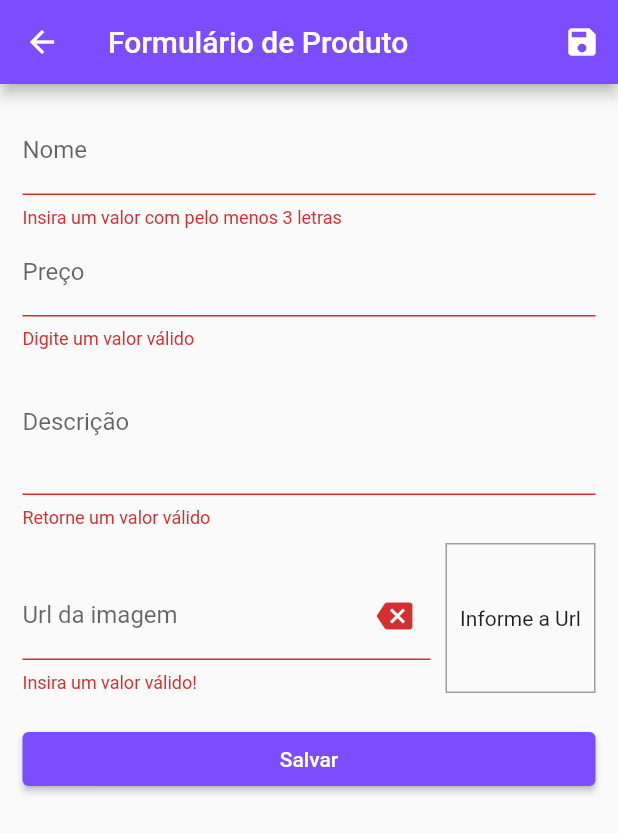
After one commit to luizzlcs/shop, a Flutter app: the ProductFormPage screen opened by its route, after a tap on "Salvar", on a phone screen of 412 x 824 dp. The commit adds this screen. Shown: the top 833 px of the screen. Run offline on Flutter 3.47's test engine with Material 2 defaults, Android fonts, the phone set to English and light mode, and no system bars; network calls fail.

```diff
--- a/lib/components/product_grid.dart
+++ b/lib/components/product_grid.dart
@@ -2,7 +2,7 @@ import 'package:flutter/material.dart';
 import 'package:provider/provider.dart';
 import '../models/product.dart';
 import '../models/product_list.dart';
-import 'produtct_item.dart';
+import 'product_grid_item.dart';
 
 class ProductGrid extends StatelessWidget {
   final bool showFavoriteOnly;
@@ -18,7 +18,7 @@ class ProductGrid extends StatelessWidget {
       padding: const EdgeInsets.all(10),
       itemBuilder: (context, index) => ChangeNotifierProvider.value(
         value: loadedProducts[index],
-        child: const ProdutctItem(),
+        child: const ProductGridItem(),
       ),
       itemCount: loadedProducts.length,
       gridDelegate: const SliverGridDelegateWithFixedCrossAxisCount(
--- a/lib/main.dart
+++ b/lib/main.dart
@@ -6,6 +6,8 @@ import 'package:shop/models/product_list.dart';
 import 'package:shop/pages/cart_page.dart';
 import 'package:shop/pages/orders_page.dart';
 import 'package:shop/pages/product_detail_page.dart';
+import 'package:shop/pages/product_form_page.dart';
+import 'package:shop/pages/products_page.dart';
 import 'package:shop/pages/products_overview_page.dart';
 import 'package:shop/utils/app_routes.dart';
 import 'package:shop/utils/theme.dart';
@@ -48,6 +50,8 @@ class MyApp extends StatelessWidget {
           AppRoutes.PRODUC_DETAIL: (_) => const ProductDetailPage(),
           AppRoutes.CART_PAGE: (_) => const CartPage(),
           AppRoutes.ORDERS: (_) => const OrdersPage(),
+          AppRoutes.PRODUCTS: (_) => const ProductsPage(),
+          AppRoutes.PRODUCTS_FORM: (_) => const ProductFormPage(),
         },
       ),
     );
--- /dev/null
+++ b/lib/pages/product_form_page.dart
@@ -0,0 +1,241 @@
+import 'dart:math';
+
+import 'package:flutter/material.dart';
+import 'package:provider/provider.dart';
+import 'package:shop/models/product.dart';
+import 'package:shop/models/product_list.dart';
+
+class ProductFormPage extends StatefulWidget {
+  const ProductFormPage({Key? key}) : super(key: key);
+
+  @override
+  State<ProductFormPage> createState() => _ProductFormPageState();
+}
+
+class _ProductFormPageState extends State<ProductFormPage> {
+  final _priceFocus = FocusNode();
+  final _descriptionFocus = FocusNode();
+  final _imageUrlFocus = FocusNode();
+  final _imageUrlController = TextEditingController();
+
+  bool _isLoading = false;
+
+  final _formKey = GlobalKey<FormState>();
+  final _formData = Map<String, Object>();
+
+  @override
+  void initState() {
+    super.initState();
+    _imageUrlFocus.addListener(updateImage);
+  }
+
+  @override
+  void didChangeDependencies() {
+    super.didChangeDependencies();
+    if (_formData.isEmpty) {
+      final arg = ModalRoute.of(context)?.settings.arguments;
+
+      if (arg != null) {
+        final product = arg as Product;
+        _formData['id'] = product.id;
+        _formData['name'] = product.name;
+        _formData['price'] = product.price;
+        _formData['description'] = product.description;
+        _formData['imageUrl'] = product.imageUrl;
+
+        _imageUrlController.text = product.imageUrl;
+      }
+    }
+  }
+
+  @override
+  void dispose() {
+    _priceFocus.dispose();
+    _descriptionFocus.dispose();
+    _imageUrlFocus.removeListener(updateImage);
+    _imageUrlFocus.dispose();
+    super.dispose();
+  }
+
+  void updateImage() {
+    setState(() {});
+  }
+
+  Future<void> _submitForm() async {
+    final isValid = _formKey.currentState?.validate() ?? false;
+
+    if (!isValid) {
+      return;
+    }
+    _formKey.currentState?.save();
+
+    setState(() => _isLoading = true);
+
+    try {
+      await Provider.of<ProductList>(
+        context,
+        listen: false,
+      ).saveProduct(_formData);
+      Navigator.of(context).pop();
+    } catch (erro) {
+      await showDialog(
+          context: context,
+          builder: (context) => AlertDialog(
+                title: const Text('Ocorreu um erro!'),
+                content: const Text('Ocorreu um erro ao salvar o produto.'),
+                actions: [
+                  TextButton(
+                    onPressed: () {
+                      Navigator.of(context).pop();
+                    },
+                    child: const Text('Ok'),
+                  ),
+                ],
+              ));
+    } finally {
+      setState(() => _isLoading = false);
+    }
+  }
+
+  @override
+  Widget build(BuildContext context) {
+    return Scaffold(
+      appBar: AppBar(
+        title: const Text('Formulário de Produto'),
+        actions: [
+          IconButton(
+            icon: const Icon(Icons.save),
+            onPressed: () {
+              _submitForm();
+            },
+          )
+        ],
+      ),
+      body: _isLoading
+          ? const Center(
+              child: CircularProgressIndicator(),
+            )
+          : Padding(
+              padding: const EdgeInsets.all(15),
+              child: Form(
+                  key: _formKey,
+                  child: ListView(
+                    children: [
+                      TextFormField(
+                        initialValue: _formData['name']?.toString(),
+                        decoration: const InputDecoration(
+                          labelText: 'Nome',
+                        ),
+                        onSaved: (name) => _formData['name'] = name ?? '',
+                        onFieldSubmitted: (_) {
+                          FocusScope.of(context).requestFocus(_priceFocus);
+                        },
+                        textInputAction: TextInputAction.next,
+                        validator: (_value) {
+                          final value = _value ?? '';
+                          if (value.trim().length < 3) {
+                            return 'Insira um valor com pelo menos 3 letras';
+                          }
+                          return null;
+                        },
+                      ),
+                      TextFormField(
+                        initialValue: _formData['price']?.toString(),
+                        onFieldSubmitted: (_) {
+                          FocusScope.of(context)
+                              .requestFocus(_descriptionFocus);
+                        },
+                        focusNode: _priceFocus,
+                        decoration: const InputDecoration(
+                          labelText: 'Preço',
+                        ),
+                        textInputAction: TextInputAction.next,
+                        keyboardType: TextInputType.number,
+                        onSaved: (price) =>
+                            _formData['price'] = double.parse(price ?? '0'),
+                        validator: (value) {
+                          if (value == null ||
+                              value.isEmpty ||
+                              double.tryParse(value) == 0) {
+                            return 'Digite um valor válido';
+                          }
+                          return null;
+                        },
+                      ),
+                      TextFormField(
+                        initialValue: _formData['description']?.toString(),
+                        focusNode: _descriptionFocus,
+                        decoration: const InputDecoration(
+                          labelText: 'Descrição',
+                        ),
+                        keyboardType: TextInputType.multiline,
+                        maxLines: 3,
+                        onSaved: (description) =>
+                            _formData['description'] = description ?? '',
+                        validator: (value) {
+                          if (value == null || value.isEmpty) {
+                            return 'Retorne um valor válido';
+                          } else if (value.length < 4) {
+                            return 'Insira o valor com pelomenos 5 caracteres';
+                          }
+                        },
+                      ),
+                      Row(
+                        crossAxisAlignment: CrossAxisAlignment.end,
+                        children: [
+                          Expanded(
+                            child: TextFormField(
+                              validator: (value) {
+                                if (value == null || value.isEmpty) {
+                                  return 'Insira um valor válido!';
+                                } else if (!value.contains('https://')) {
+                                  return 'O valor inserido não é uma Url válida';
+                                }
+                              },
+                              controller: _imageUrlController,
+                              focusNode: _imageUrlFocus,
+                              keyboardType: TextInputType.url,
+                              textInputAction: TextInputAction.done,
+                              onFieldSubmitted: (_) => _submitForm(),
+                              onSaved: (imageUrl) =>
+                                  _formData['imageUrl'] = imageUrl ?? '',
+                              decoration: InputDecoration(
+                                labelText: 'Url da imagem',
+                                suffixIcon: IconButton(
+                                  icon: const Icon(Icons.backspace),
+                                  onPressed: () {
+                                    _imageUrlController.clear();
+                                  },
+                                ),
+                              ),
+                            ),
+                          ),
+                          Container(
+                            margin: const EdgeInsets.only(top: 10, left: 10),
+                            width: 100,
+                            height: 100,
+                            decoration: BoxDecoration(
+                              border: Border.all(
+                                color: Colors.grey,
+                              ),
+                            ),
+                            alignment: Alignment.center,
+                            child: _imageUrlController.text.isEmpty
+                                ? const Text('Informe a Url')
+                                : Image.network(_imageUrlController.text),
+                          ),
+                        ],
+                      ),
+                      const SizedBox(
+                        height: 20,
+                      ),
+                      ElevatedButton(
+                        onPressed: () => _submitForm(),
+                        child: const Text('Salvar'),
+                      )
+                    ],
+                  )),
+            ),
+    );
+  }
+}
--- a/lib/utils/app_routes.dart
+++ b/lib/utils/app_routes.dart
@@ -4,5 +4,7 @@ class AppRoutes {
   static const CART = '/cart';
   static const ORDERS = '/orders';
   static const CART_PAGE = '/cart-page';
+  static const PRODUCTS = '/products';
+  static const PRODUCTS_FORM = '/products-form';
   // static const PRODUC_DETAIL = '/product-detail';
 }
--- /dev/null
+++ b/lib/utils/constants.dart
@@ -0,0 +1,4 @@
+class Constants {
+  static const PRODUCTS_BASE_URL = 'https://shop-code3r-default-rtdb.firebaseio.com/products';
+  static const ORDERS_BASE_URL = 'https://shop-code3r-default-rtdb.firebaseio.com/orders';
+}
--- a/pubspec.yaml
+++ b/pubspec.yaml
@@ -31,6 +31,7 @@ dependencies:
     sdk: flutter
   provider: ^6.0.3
   intl: ^0.17.0
+  http: ^0.13.3
 
   # The following adds the Cupertino Icons font to your application.
   # Use with the CupertinoIcons class for iOS style icons.
```
Also changed, not shown: lib/components/app_drawer.dart (+11 -0 lines), lib/components/cart_item_widget.dart (+23 -0 lines), lib/components/product_grid_item.dart (renamed from lib/components/produtct_item.dart, +26 -6 lines), lib/components/product_item.dart (added, +83 -0 lines), lib/exceptions/http_exception.dart (added, +14 -0 lines), lib/models/cart.dart (+20 -0 lines), lib/models/order_list.dart (+25 -4 lines), lib/models/product.dart (+21 -1 lines), lib/models/product_list.dart (+102 -21 lines), lib/pages/cart_page.dart (+42 -16 lines), lib/pages/products_overview_page.dart (+19 -2 lines), lib/pages/products_page.dart (added, +51 -0 lines), pubspec.lock.
